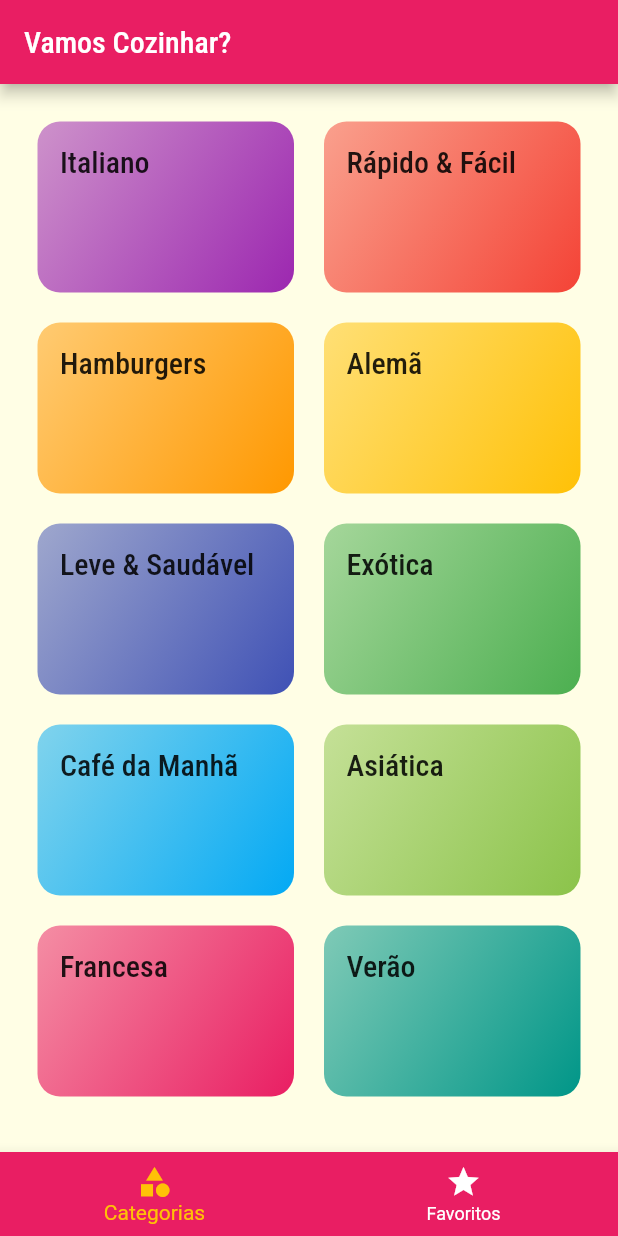
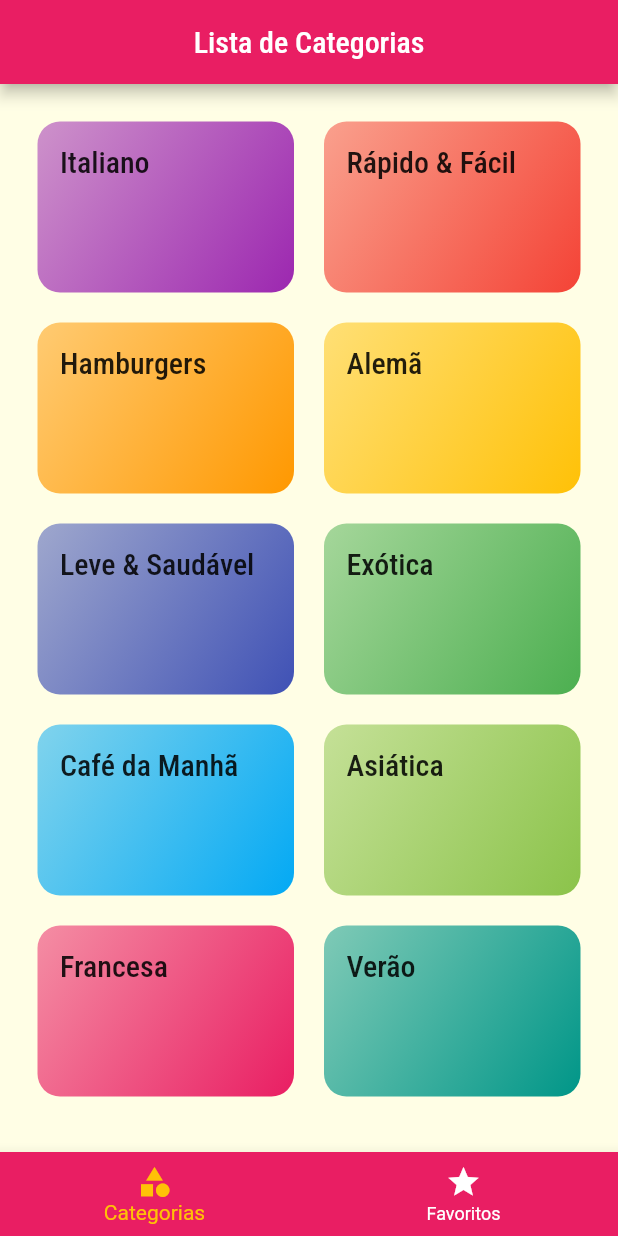
Before and after one commit to DeusdedithJhunior/App-Refeicoes-Receitas-Android-IOS, a Flutter app: the screen it shows after launch, on a phone screen of 412 x 824 dp. Run offline on Flutter 3.47's test engine with Material 2 defaults, Android fonts, the phone set to English and light mode, and no system bars.

Commit message:
appbar auto titles

```diff
--- a/AppMeals/meals/lib/screens/tabs_screen.dart
+++ b/AppMeals/meals/lib/screens/tabs_screen.dart
@@ -13,9 +13,9 @@ class TabsScreen extends StatefulWidget {
 class _TabsScreenState extends State<TabsScreen> {
   int _selectedScreenIndex = 0;
 
-  final List<Widget> _screens = [
-    const CategoriesScreen(),
-    const FavoriteScreen(),
+  final List<Map<String, Object>> _screens = [
+    {'title': 'Lista de Categorias', 'screen': const CategoriesScreen()},
+    {'title': 'Meus Favoritos', 'screen': const FavoriteScreen()}
   ];
 
   _selectScreen(int index) {
@@ -28,9 +28,10 @@ class _TabsScreenState extends State<TabsScreen> {
   Widget build(BuildContext context) {
     return Scaffold(
       appBar: AppBar(
-        title: const Text('Vamos Cozinhar?'),
+        title: Center(
+            child: Text(_screens[_selectedScreenIndex]['title'] as String)),
       ),
-      body: _screens[_selectedScreenIndex],
+      body: _screens[_selectedScreenIndex]['screen'] as Widget,
       bottomNavigationBar: BottomNavigationBar(
         onTap: _selectScreen,
         backgroundColor: Theme.of(context).colorScheme.primary,
```
